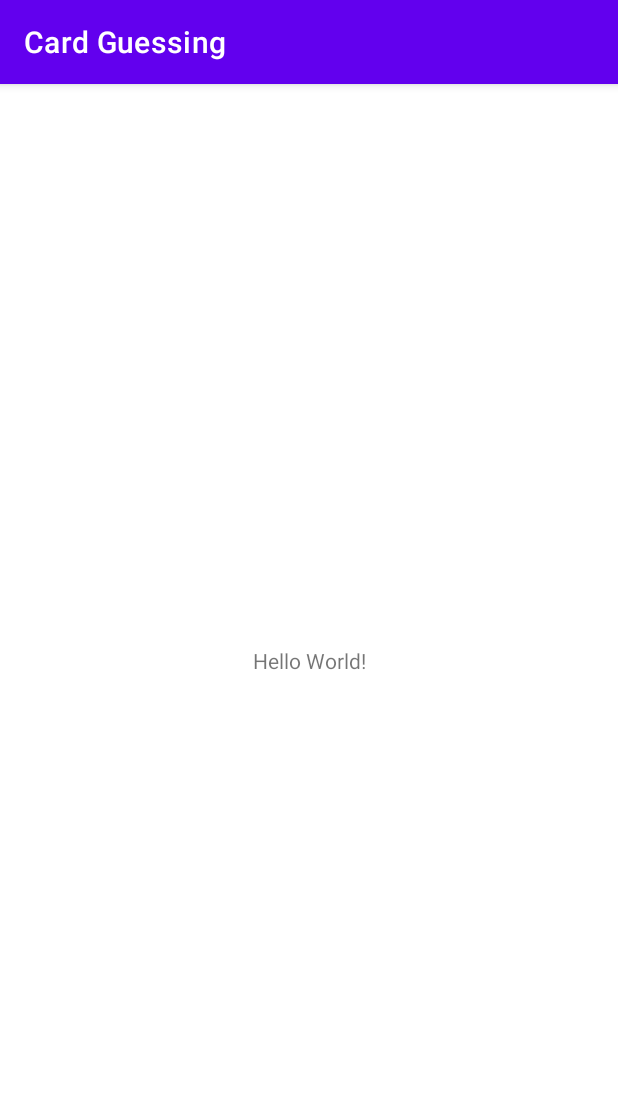
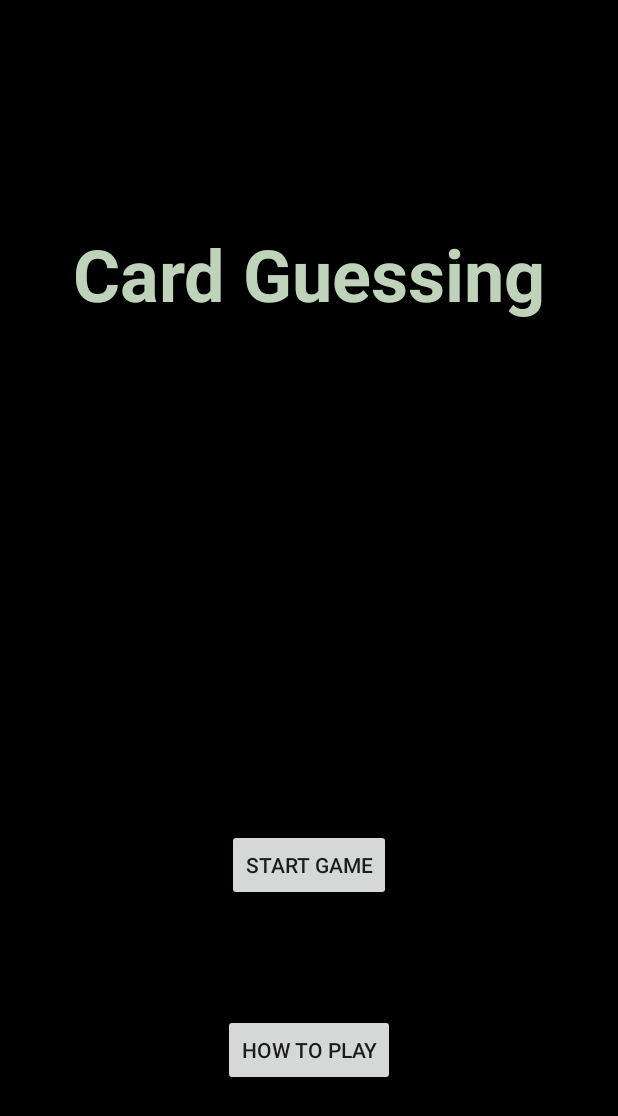
Before and after one commit to MouhammadAzroun/Card-Guess, an Android app: the screen it shows after launch (MainActivity), on a phone screen of 412 x 824 dp. Shown: the top 1116 px of the screen. Run offline under Robolectric (Android 15) with nearby library versions, the phone set to English and light mode, and no system bars.

Commit message:
Main menu

```diff
--- a/app/src/main/java/com/example/cardguessing/MainActivity.kt
+++ b/app/src/main/java/com/example/cardguessing/MainActivity.kt
@@ -2,10 +2,22 @@ package com.example.cardguessing
 
 import androidx.appcompat.app.AppCompatActivity
 import android.os.Bundle
+import android.widget.Button
 
 class MainActivity : AppCompatActivity() {
     override fun onCreate(savedInstanceState: Bundle?) {
         super.onCreate(savedInstanceState)
         setContentView(R.layout.activity_main)
+
+        val startGame = findViewById<Button>(R.id.button1)
+        val howToPlay = findViewById<Button>(R.id.button2)
+
+        startGame.setOnClickListener(){
+
+        }
+
+        howToPlay.setOnClickListener(){
+
+        }
     }
 }
--- a/app/src/main/res/layout/activity_main.xml
+++ b/app/src/main/res/layout/activity_main.xml
@@ -4,15 +4,40 @@
     xmlns:tools="http://schemas.android.com/tools"
     android:layout_width="match_parent"
     android:layout_height="match_parent"
-    tools:context=".MainActivity">
+    android:background="#000000"
+    tools:context=".MainActivity" >
 
     <TextView
+        android:id="@+id/textView"
         android:layout_width="wrap_content"
         android:layout_height="wrap_content"
-        android:text="Hello World!"
-        app:layout_constraintBottom_toBottomOf="parent"
+        android:layout_marginTop="150dp"
+        android:text="Card Guessing"
+        android:textColor="#BFD3BB"
+        android:textSize="48sp"
+        android:textStyle="bold"
         app:layout_constraintEnd_toEndOf="parent"
         app:layout_constraintStart_toStartOf="parent"
         app:layout_constraintTop_toTopOf="parent" />
 
+    <Button
+        android:id="@+id/button1"
+        android:layout_width="wrap_content"
+        android:layout_height="wrap_content"
+        android:layout_marginBottom="75dp"
+        android:text="Start Game"
+        app:layout_constraintBottom_toTopOf="@+id/button2"
+        app:layout_constraintEnd_toEndOf="parent"
+        app:layout_constraintStart_toStartOf="parent" />
+
+    <Button
+        android:id="@+id/button2"
+        android:layout_width="wrap_content"
+        android:layout_height="wrap_content"
+        android:layout_marginBottom="100dp"
+        android:text="How to play"
+        app:layout_constraintBottom_toBottomOf="parent"
+        app:layout_constraintEnd_toEndOf="parent"
+        app:layout_constraintStart_toStartOf="parent" />
+
 </androidx.constraintlayout.widget.ConstraintLayout>
--- a/app/src/main/res/values-night/themes.xml
+++ b/app/src/main/res/values-night/themes.xml
@@ -1,6 +1,6 @@
 <resources xmlns:tools="http://schemas.android.com/tools">
     <!-- Base application theme. -->
-    <style name="Theme.CardGuessing" parent="Theme.MaterialComponents.DayNight.DarkActionBar">
+    <style name="Theme.CardGuessing" parent="Theme.AppCompat.Light.NoActionBar">
         <!-- Primary brand color. -->
         <item name="colorPrimary">@color/purple_200</item>
         <item name="colorPrimaryVariant">@color/purple_700</item>
--- a/app/src/main/res/values/themes.xml
+++ b/app/src/main/res/values/themes.xml
@@ -1,6 +1,6 @@
 <resources xmlns:tools="http://schemas.android.com/tools">
     <!-- Base application theme. -->
-    <style name="Theme.CardGuessing" parent="Theme.MaterialComponents.DayNight.DarkActionBar">
+    <style name="Theme.CardGuessing" parent="Theme.AppCompat.Light.NoActionBar">
         <!-- Primary brand color. -->
         <item name="colorPrimary">@color/purple_500</item>
         <item name="colorPrimaryVariant">@color/purple_700</item>
```
